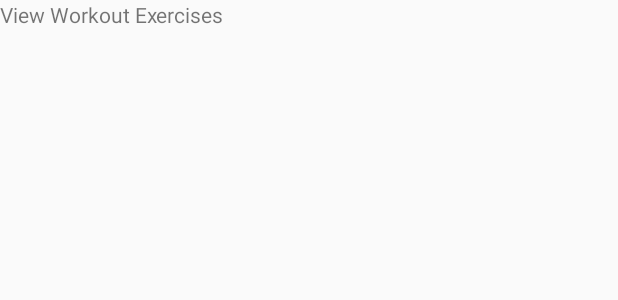
After one commit to michalorestes/fitness-fatality-native, an Android app: the layout fragment_workout_details.xml on its own in the app's theme, with its tools: preview values and no code run, on a phone screen of 412 x 824 dp. The commit adds this screen. Shown: the top 300 px of the screen. Run offline under Robolectric (Android 15) with nearby library versions, the phone set to English and light mode, and no system bars.

Commit message:
wip
Pass Workout ID to WorkoutDetails Fragment

```diff
--- a/app/build.gradle
+++ b/app/build.gradle
@@ -5,6 +5,8 @@ apply plugin: 'kotlin-android'
 apply plugin: 'kotlin-kapt'
 
 apply plugin: 'kotlin-android-extensions'
+
+apply plugin: "androidx.navigation.safeargs.kotlin"
 
 android {
     compileSdkVersion 28
--- a/app/src/main/java/com/example/fitnessfatality/ui/myWorkouts/adapters/OnWorkoutListItemClickListener.kt
+++ b/app/src/main/java/com/example/fitnessfatality/ui/myWorkouts/adapters/OnWorkoutListItemClickListener.kt
@@ -1,7 +1,8 @@
 package com.example.fitnessfatality.ui.myWorkouts.adapters
 
 import android.view.View
+import com.example.fitnessfatality.data.models.workout.Workout
 
 interface OnWorkoutListItemClickListener {
-    fun onWorkoutSelected(view: View)
+    fun onWorkoutSelected(view: View, workout: Workout)
 }
--- a/app/src/main/java/com/example/fitnessfatality/ui/myWorkouts/adapters/WorkoutsListAdapter.kt
+++ b/app/src/main/java/com/example/fitnessfatality/ui/myWorkouts/adapters/WorkoutsListAdapter.kt
@@ -12,14 +12,15 @@ import kotlinx.android.synthetic.main.recycler_view_workout_list.view.*
 class WorkoutsListAdapter(
     private val workoutsListListener: OnWorkoutListItemClickListener
 ): RecyclerView.Adapter<WorkoutsListAdapter.ViewHolder>(){
-    var dataSet: List<Workout> = listOf()
+    private var dataSet: List<Workout> = listOf()
 
     override fun onCreateViewHolder(parent: ViewGroup, viewType: Int): ViewHolder {
         val itemContainer = LayoutInflater.from(parent.context)
             .inflate(R.layout.recycler_view_workout_list, parent, false) as ConstraintLayout
 
         itemContainer.setOnClickListener {
-            this.workoutsListListener.onWorkoutSelected(it)
+            val workout: Workout = it.tag as Workout
+            this.workoutsListListener.onWorkoutSelected(it, workout)
         }
         return ViewHolder(itemContainer)
     }
--- /dev/null
+++ b/app/src/main/res/layout/fragment_workout_details.xml
@@ -0,0 +1,10 @@
+<?xml version="1.0" encoding="utf-8"?>
+<FrameLayout xmlns:android="http://schemas.android.com/apk/res/android"
+             android:layout_width="match_parent"
+             android:layout_height="match_parent">
+
+    <TextView
+            android:text="View Workout Exercises"
+            android:layout_width="wrap_content"
+            android:layout_height="wrap_content" android:id="@+id/textView2"/>
+</FrameLayout>
--- a/build.gradle
+++ b/build.gradle
@@ -16,6 +16,7 @@ buildscript {
     dependencies {
         classpath 'com.android.tools.build:gradle:3.4.1'
         classpath "org.jetbrains.kotlin:kotlin-gradle-plugin:$kotlin_version"
+        classpath "androidx.navigation:navigation-safe-args-gradle-plugin:2.1.0-alpha04"
         // NOTE: Do not place your application dependencies here; they belong
         // in the individual module build.gradle files
     }
```
Also changed, not shown: app/src/main/java/com/example/fitnessfatality/ui/myWorkouts/MyWorkoutsFragment.kt (+5 -3 lines), app/src/main/java/com/example/fitnessfatality/ui/workoutDetails/WorkoutDetailsFragment.kt (added, +26 -0 lines), app/src/main/res/navigation/main__navigation.xml (+7 -5 lines).
